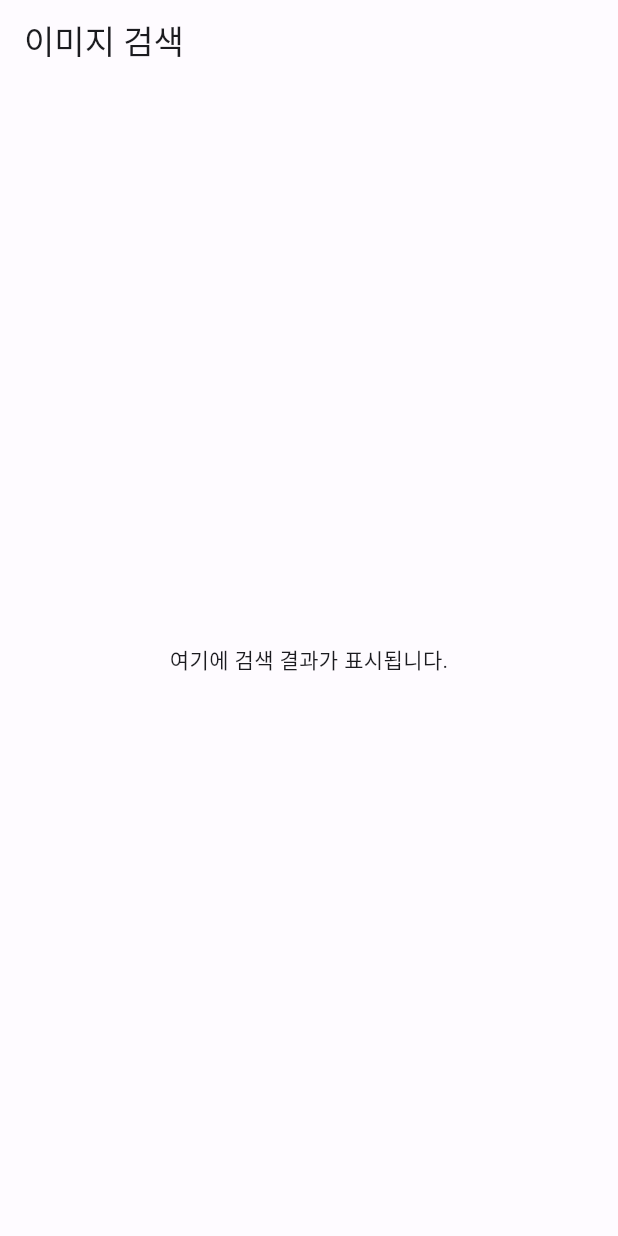
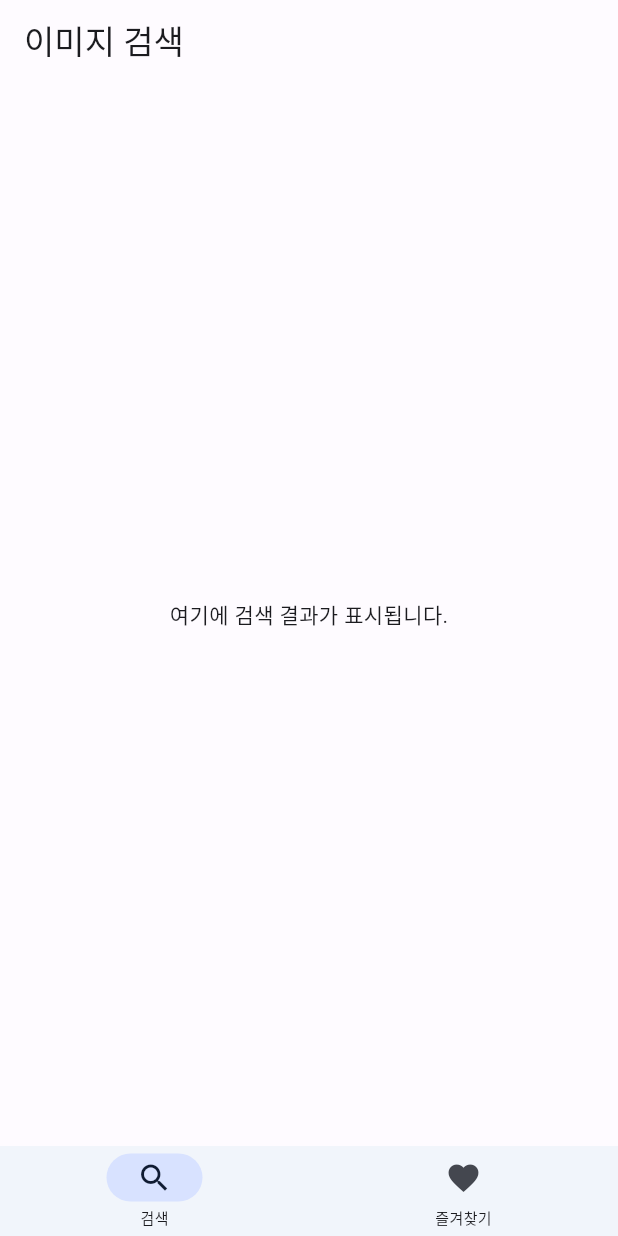
Before and after one commit to JackDinealKIM/flutter-image-search-bloc-clean-architecture, a Flutter app: the screen it shows after launch, on a phone screen of 412 x 824 dp. Run offline on Flutter 3.47's test engine with Material 2 defaults, Android fonts, the phone set to English and light mode, and no system bars.

```diff
--- a/lib/main.dart
+++ b/lib/main.dart
@@ -13,7 +13,7 @@ class MyApp extends StatelessWidget {
     return MaterialApp(
       theme: ThemeData(useMaterial3: true, colorScheme: lightColorScheme),
       darkTheme: ThemeData(useMaterial3: true, colorScheme: darkColorScheme),
-      home: const HomePage(),
+      home: const MainPage(),
       debugShowCheckedModeBanner: false,
       // initialRoute: HomePage.routeName,
       routes: routes,
@@ -21,16 +21,18 @@ class MyApp extends StatelessWidget {
   }
 }
 
-class HomePage extends StatefulWidget {
-  static const String routeName = "/home";
+class MainPage extends StatefulWidget {
+  static const String routeName = "/main";
 
-  const HomePage({super.key});
+  const MainPage({super.key});
 
   @override
-  State<HomePage> createState() => _HomePageState();
+  State<MainPage> createState() => _MainPageState();
 }
 
-class _HomePageState extends State<HomePage> {
+class _MainPageState extends State<MainPage> {
+  int index = 0;
+
   @override
   Widget build(BuildContext context) {
     return Scaffold(
@@ -48,18 +50,44 @@ class _HomePageState extends State<HomePage> {
           ],
         ),
       ),
+      bottomNavigationBar: NavigationBarTheme(
+        data: NavigationBarThemeData(
+          // indicatorColor: Colors.blue.shade100,
+          labelTextStyle: MaterialStateProperty.all(
+            const TextStyle(
+              fontSize: 10,
+              fontWeight: FontWeight.w500,
+            ),
+          ),
+        ),
+        child: NavigationBar(
+          height: 60,
+          backgroundColor: Color(0xFFF1F5Fb),
+          selectedIndex: index,
+          onDestinationSelected: (index) => setState(() => this.index = index),
+          destinations: const [
+            NavigationDestination(
+              icon: Icon(Icons.search),
+              label: '검색',
+            ),
+            NavigationDestination(
+              icon: Icon(Icons.favorite),
+              label: '즐겨찾기',
+            ),
+          ],
+        ),
+      ),
     );
   }
 }
 
 final Map<String, WidgetBuilder> routes = {
-  HomePage.routeName: (context) => const HomePage(),
+  MainPage.routeName: (context) => const MainPage(),
 };
-
 
 const lightColorScheme = ColorScheme(
   brightness: Brightness.light,
-  primary: Color(0xFF005AC1),
+  primary: primaryColor,
   onPrimary: Color(0xFFFFFFFF),
   primaryContainer: Color(0xFFD8E2FF),
   onPrimaryContainer: Color(0xFF001A41),
@@ -120,3 +148,5 @@ const darkColorScheme = ColorScheme(
   inversePrimary: Color(0xFF005AC1),
   surfaceTint: Color(0xFFADC6FF),
 );
+
+const primaryColor = Color(0xFF005AC1);
```
